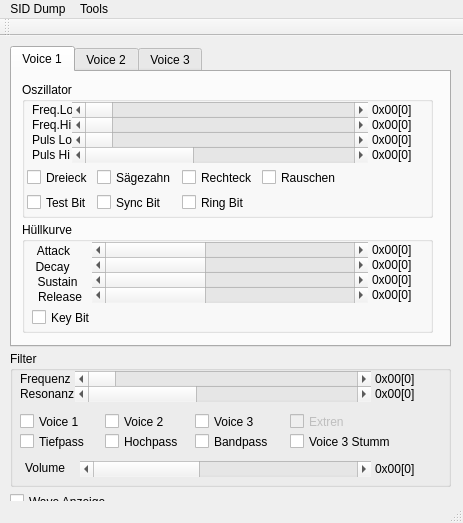
Before: the Qt Designer form mainwindow.ui in ThKattanek/realsid, drawn with Qt 5.
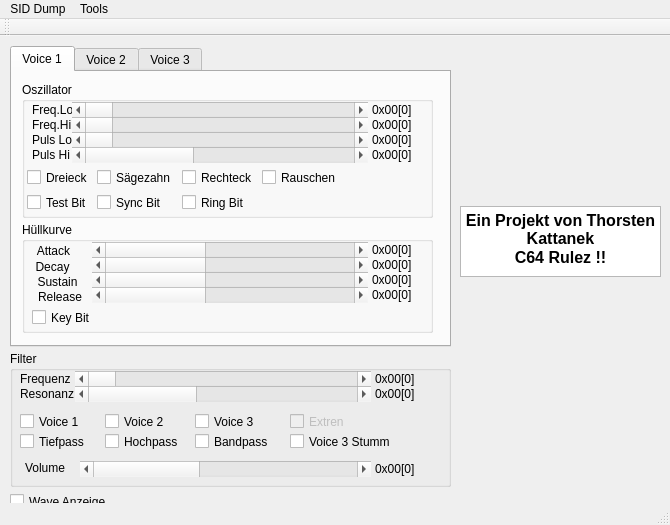
After: the same form once the commit is applied. Icons and pictures are not drawn.

```diff
--- a/mainwindow.ui
+++ b/mainwindow.ui
@@ -6,10 +6,22 @@
    <rect>
     <x>0</x>
     <y>0</y>
-    <width>463</width>
-    <height>523</height>
+    <width>670</width>
+    <height>525</height>
    </rect>
   </property>
+  <property name="minimumSize">
+   <size>
+    <width>670</width>
+    <height>525</height>
+   </size>
+  </property>
+  <property name="maximumSize">
+   <size>
+    <width>670</width>
+    <height>525</height>
+   </size>
+  </property>
   <property name="windowTitle">
    <string>realSID MOS-8580R5</string>
   </property>
@@ -1774,13 +1786,59 @@
      </property>
     </widget>
    </widget>
+   <widget class="QWidget" name="widget" native="true">
+    <property name="geometry">
+     <rect>
+      <x>460</x>
+      <y>10</y>
+      <width>200</width>
+      <height>155</height>
+     </rect>
+    </property>
+    <property name="styleSheet">
+     <string notr="true">border-image: url(:/img/sid);</string>
+    </property>
+   </widget>
+   <widget class="QTextBrowser" name="textBrowser">
+    <property name="enabled">
+     <bool>true</bool>
+    </property>
+    <property name="geometry">
+     <rect>
+      <x>460</x>
+      <y>170</y>
+      <width>201</width>
+      <height>71</height>
+     </rect>
+    </property>
+    <property name="html">
+     <string>&lt;!DOCTYPE HTML PUBLIC &quot;-//W3C//DTD HTML 4.0//EN&quot; &quot;http://www.w3.org/TR/REC-html40/strict.dtd&quot;&gt;
+&lt;html&gt;&lt;head&gt;&lt;meta name=&quot;qrichtext&quot; content=&quot;1&quot; /&gt;&lt;style type=&quot;text/css&quot;&gt;
+p, li { white-space: pre-wrap; }
+&lt;/style&gt;&lt;/head&gt;&lt;body style=&quot; font-family:'Sans Serif'; font-size:9pt; font-weight:400; font-style:normal;&quot;&gt;
+&lt;p align=&quot;center&quot; style=&quot; margin-top:0px; margin-bottom:0px; margin-left:0px; margin-right:0px; -qt-block-indent:0; text-indent:0px;&quot;&gt;&lt;span style=&quot; font-size:12pt; font-weight:600;&quot;&gt;Ein Projekt von Thorsten Kattanek&lt;/span&gt;&lt;/p&gt;
+&lt;p align=&quot;center&quot; style=&quot; margin-top:0px; margin-bottom:0px; margin-left:0px; margin-right:0px; -qt-block-indent:0; text-indent:0px;&quot;&gt;&lt;span style=&quot; font-size:12pt; font-weight:600;&quot;&gt;C64 Rulez !!&lt;/span&gt;&lt;/p&gt;&lt;/body&gt;&lt;/html&gt;</string>
+    </property>
+   </widget>
+  </widget>
+  <widget class="QStatusBar" name="statusBar"/>
+  <widget class="QToolBar" name="toolBar">
+   <property name="windowTitle">
+    <string>toolBar</string>
+   </property>
+   <attribute name="toolBarArea">
+    <enum>TopToolBarArea</enum>
+   </attribute>
+   <attribute name="toolBarBreak">
+    <bool>false</bool>
+   </attribute>
   </widget>
   <widget class="QMenuBar" name="menuBar">
    <property name="geometry">
     <rect>
      <x>0</x>
      <y>0</y>
-     <width>463</width>
+     <width>670</width>
      <height>20</height>
     </rect>
    </property>
@@ -1801,18 +1859,6 @@
    <addaction name="menuImport"/>
    <addaction name="menuTools"/>
   </widget>
-  <widget class="QStatusBar" name="statusBar"/>
-  <widget class="QToolBar" name="toolBar">
-   <property name="windowTitle">
-    <string>toolBar</string>
-   </property>
-   <attribute name="toolBarArea">
-    <enum>TopToolBarArea</enum>
-   </attribute>
-   <attribute name="toolBarBreak">
-    <bool>false</bool>
-   </attribute>
-  </widget>
   <action name="Open_SidDump">
    <property name="text">
     <string>Emu64 SID Dump File laden (*.sdp)</string>
```
Left out of the diff: 7 changed lines with no effect on the pictures.
